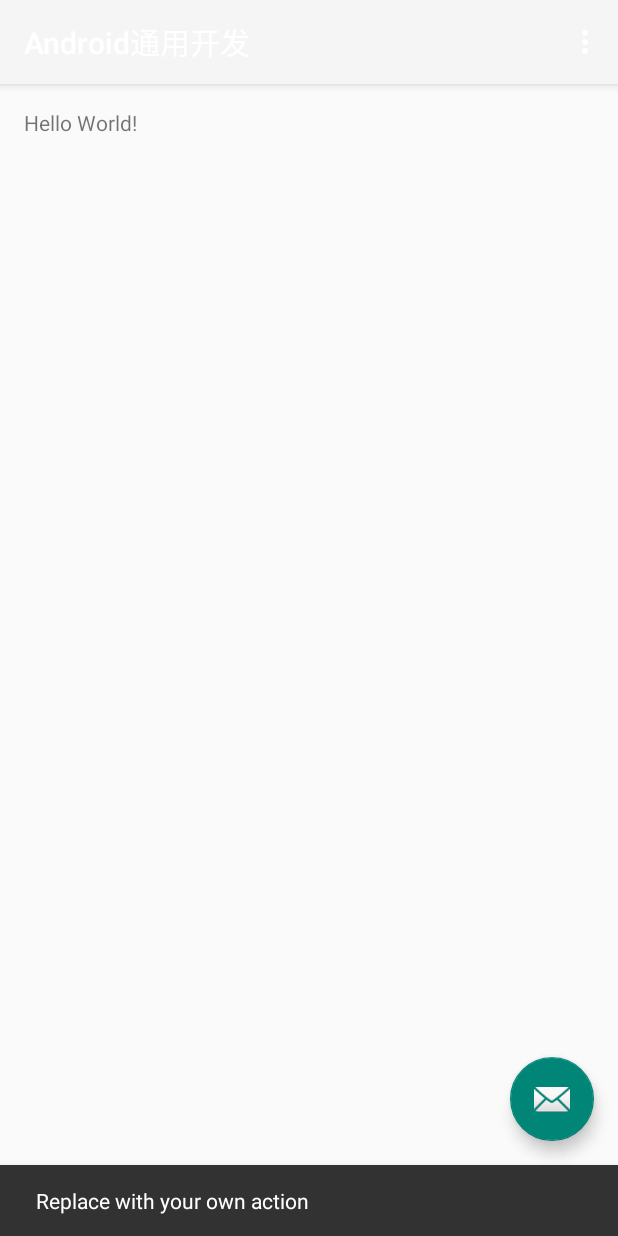
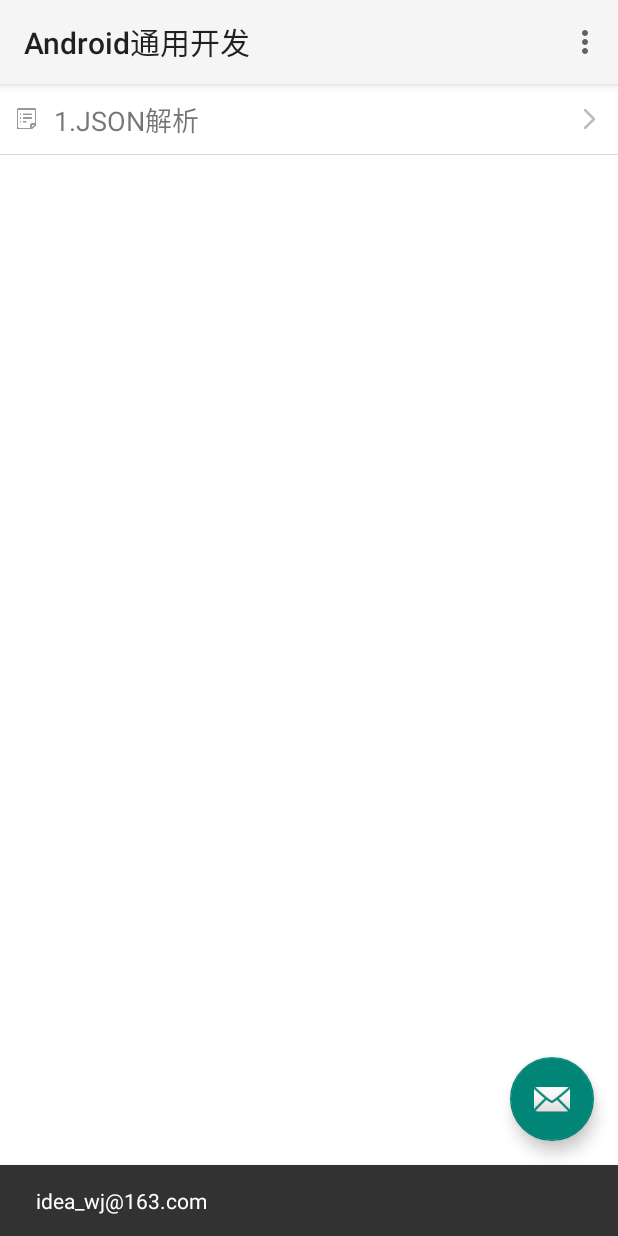
Before and after one commit to bitxx/android-common-library, an Android app: the screen it shows after launch (MainActivity), after a tap on an icon or button, on a phone screen of 412 x 824 dp. Run offline under Robolectric (Android 15) with nearby library versions, the phone set to English and light mode, and no system bars.

Commit message:
Library_wj基础完善

```diff
--- /dev/null
+++ b/app/src/main/java/com/wj/demo/common/Constants.java
@@ -0,0 +1,17 @@
+package com.wj.demo.common;
+
+import android.content.ClipData;
+
+import com.wj.demo.domain.Item;
+
+import java.util.ArrayList;
+
+/**
+ * Created by idea_wj on 2016/6/1.
+ * @version 1.0
+ * 静态常量
+ */
+public class Constants extends com.wj.library.common.Constants {
+
+
+}
--- /dev/null
+++ b/app/src/main/java/com/wj/demo/domain/Item.java
@@ -0,0 +1,19 @@
+package com.wj.demo.domain;
+
+import com.wj.library.domain.Entity;
+
+/**
+ * Created by wuj on 2016/6/1.
+ */
+public class Item extends Entity {
+    private String name;
+
+
+    public String getName() {
+        return name;
+    }
+
+    public void setName(String name) {
+        this.name = name;
+    }
+}
--- a/app/src/main/java/com/wj/demo/ui/activity/MainActivity.java
+++ b/app/src/main/java/com/wj/demo/ui/activity/MainActivity.java
@@ -3,20 +3,49 @@
 import android.os.Bundle;
 import android.support.design.widget.FloatingActionButton;
 import android.support.design.widget.Snackbar;
-import android.support.v7.app.AppCompatActivity;
+import android.support.v7.widget.LinearLayoutManager;
+import android.support.v7.widget.RecyclerView;
 import android.support.v7.widget.Toolbar;
+import android.util.Log;
 import android.view.View;
 import android.view.Menu;
 import android.view.MenuItem;
 
 import com.wj.demo.R;
+import com.wj.demo.domain.Item;
+import com.wj.demo.ui.adapter.AdapterRecyclerItem;
+import com.wj.demo.ui.base.BaseActivity;
 
-public class MainActivity extends AppCompatActivity {
+import java.util.ArrayList;
+
+public class MainActivity extends BaseActivity {
+    private static String TAG = MainActivity.class.getName();
+
+    private RecyclerView rvItem;
+    private AdapterRecyclerItem adapterRecyclerItem;
+    private ArrayList<Item> items;
 
     @Override
     protected void onCreate(Bundle savedInstanceState) {
         super.onCreate(savedInstanceState);
         setContentView(R.layout.activity_main);
+        initData();
+        initView();
+    }
+
+    @Override
+    protected void initView() {
+        super.initView();
+        rvItem = (RecyclerView)findViewById(R.id.rv_item);
+
+        Log.e(TAG,items.size()+"");
+        //地址动态添加
+        adapterRecyclerItem = new AdapterRecyclerItem(this, items);
+        LinearLayoutManager linearLayoutManager = new LinearLayoutManager(this);
+        linearLayoutManager.setOrientation(LinearLayoutManager.VERTICAL);
+        rvItem.setLayoutManager(linearLayoutManager);
+        rvItem.setAdapter(adapterRecyclerItem);
+
         Toolbar toolbar = (Toolbar) findViewById(R.id.toolbar);
         setSupportActionBar(toolbar);
 
@@ -24,10 +53,20 @@
         fab.setOnClickListener(new View.OnClickListener() {
             @Override
             public void onClick(View view) {
-                Snackbar.make(view, "Replace with your own action", Snackbar.LENGTH_LONG)
+                Snackbar.make(view, "idea_wj@163.com", Snackbar.LENGTH_LONG)
                         .setAction("Action", null).show();
             }
         });
+    }
+
+    @Override
+    protected void initData() {
+        super.initData();
+        items = new ArrayList<>();
+        Item item1 = new Item();
+        item1.setName("1.JSON解析");
+        items.add(item1);
+
     }
 
     @Override
--- /dev/null
+++ b/app/src/main/java/com/wj/demo/ui/adapter/AdapterRecyclerItem.java
@@ -0,0 +1,46 @@
+package com.wj.demo.ui.adapter;
+
+import android.content.Context;
+import android.support.v7.widget.RecyclerView;
+import android.view.LayoutInflater;
+import android.view.View;
+import android.view.ViewGroup;
+
+import com.wj.demo.R;
+import com.wj.demo.domain.Item;
+
+import java.util.ArrayList;
+
+/**
+ * 适配器
+ * Created by wuj on 2016/6/1.
+ * @version 1.0
+ */
+public class AdapterRecyclerItem extends RecyclerView.Adapter<ViewHolderItem> {
+
+    private Context context;
+    private ArrayList<Item> items;
+
+    public AdapterRecyclerItem(Context context, ArrayList<Item> items){
+        this.context = context;
+        this.items = items;
+    }
+
+
+    @Override
+    public ViewHolderItem onCreateViewHolder(ViewGroup parent, int viewType) {
+        View v = LayoutInflater.from(parent.getContext()).inflate(R.layout.item_rv_item, parent, false);
+        return new ViewHolderItem(v, context);
+    }
+
+    @Override
+    public void onBindViewHolder(ViewHolderItem holder, int position) {
+        holder.bindItem(items,position);
+
+    }
+
+    @Override
+    public int getItemCount() {
+        return items.size();
+    }
+}
--- /dev/null
+++ b/app/src/main/java/com/wj/demo/ui/adapter/ViewHolderItem.java
@@ -0,0 +1,51 @@
+package com.wj.demo.ui.adapter;
+
+import android.content.Context;
+import android.support.v7.widget.RecyclerView;
+import android.view.View;
+import android.widget.LinearLayout;
+import android.widget.RelativeLayout;
+import android.widget.TextView;
+
+import com.wj.demo.R;
+import com.wj.demo.domain.Item;
+import com.wj.library.listener.MyOnClickListener;
+
+import java.util.ArrayList;
+
+/**
+ * 创建列表项
+ * Created by wuj on 2016/6/1.
+ * @version 1.0
+ */
+public class ViewHolderItem extends RecyclerView.ViewHolder {
+
+    private static final String TAG = ViewHolderItem.class.getName();
+    private Context context;
+    private View view;
+    private RelativeLayout rlItem;
+    private TextView tvName;
+
+    public ViewHolderItem(View itemView,Context context) {
+        super(itemView);
+        this.view = itemView;
+        this.context = context;
+        rlItem = (RelativeLayout)view.findViewById(R.id.rl_item);
+        tvName = (TextView)view.findViewById(R.id.tv_name);
+    }
+
+    /**
+     * 将数据绑定到item
+     */
+    public void bindItem(ArrayList<Item> items,int position){
+        Item item = items.get(position);
+        tvName.setText(item.getName());
+        rlItem.setOnClickListener(new MyOnClickListener(){
+
+            @Override
+            public void myOnClick(View view) {
+
+            }
+        });
+    }
+}
--- /dev/null
+++ b/app/src/main/res/drawable/item_select.xml
@@ -0,0 +1,9 @@
+<?xml version="1.0" encoding="utf-8"?>
+<selector xmlns:android="http://schemas.android.com/apk/res/android">
+
+    <item android:state_pressed="true" android:drawable="@color/lightgray"/>
+    <item android:state_checked="true" android:drawable="@color/lightgray"/>
+    <item android:state_selected="true" android:drawable="@color/lightgray"/>
+    <item android:drawable="@color/white"/>
+
+</selector>
--- a/app/src/main/res/layout/activity_main.xml
+++ b/app/src/main/res/layout/activity_main.xml
@@ -1,14 +1,12 @@
 <?xml version="1.0" encoding="utf-8"?>
 <android.support.design.widget.CoordinatorLayout xmlns:android="http://schemas.android.com/apk/res/android"
     xmlns:app="http://schemas.android.com/apk/res-auto"
-    android:layout_width="match_parent"
-    android:layout_height="match_parent"
-    android:fitsSystemWindows="true">
+    style="@style/total_layout">
 
     <android.support.design.widget.AppBarLayout
         android:layout_width="match_parent"
         android:layout_height="wrap_content"
-        android:theme="@style/AppTheme.AppBarOverlay">
+        style="@style/AppTheme.AppBarOverlay">
 
         <android.support.v7.widget.Toolbar
             android:id="@+id/toolbar"
--- a/app/src/main/res/layout/content_main.xml
+++ b/app/src/main/res/layout/content_main.xml
@@ -2,18 +2,16 @@
 <RelativeLayout xmlns:android="http://schemas.android.com/apk/res/android"
     xmlns:app="http://schemas.android.com/apk/res-auto"
     xmlns:tools="http://schemas.android.com/tools"
-    android:layout_width="match_parent"
-    android:layout_height="match_parent"
+    style="@style/total_layout"
     android:paddingBottom="@dimen/activity_vertical_margin"
     android:paddingLeft="@dimen/activity_horizontal_margin"
     android:paddingRight="@dimen/activity_horizontal_margin"
     android:paddingTop="@dimen/activity_vertical_margin"
     app:layout_behavior="@string/appbar_scrolling_view_behavior"
-    tools:context=".demo.MainActivity"
     tools:showIn="@layout/activity_main">
 
-    <TextView
-        android:layout_width="wrap_content"
-        android:layout_height="wrap_content"
-        android:text="Hello World!" />
+    <android.support.v7.widget.RecyclerView
+        android:id="@+id/rv_item"
+        android:layout_width="match_parent"
+        android:layout_height="wrap_content" />
 </RelativeLayout>
--- /dev/null
+++ b/app/src/main/res/layout/item_rv_item.xml
@@ -0,0 +1,27 @@
+<?xml version="1.0" encoding="utf-8"?>
+
+
+<RelativeLayout xmlns:android="http://schemas.android.com/apk/res/android"
+    android:id="@+id/rl_item"
+    style="@style/ll_common_item"
+    android:layout_height="wrap_content"
+    android:paddingLeft="0dp">
+
+    <TextView
+        android:text="阿发"
+        android:id="@+id/tv_name"
+        style="@style/tv_common"
+        android:layout_height="wrap_content"
+        android:drawableLeft="@mipmap/me_icon_dingdan" />
+
+    <TextView
+        android:layout_centerVertical="true"
+        android:layout_width="wrap_content"
+        android:layout_alignParentRight="true"
+        android:layout_height="wrap_content"
+        style="@style/tv_detail" />
+    <View
+        android:layout_alignBottom="@+id/tv_name"
+        style="@style/line"
+        />
+</RelativeLayout>
--- a/app/src/main/res/values/colors.xml
+++ b/app/src/main/res/values/colors.xml
@@ -5,4 +5,5 @@
     <color name="colorAccent">#FF4081</color>
 
     <color name="main_color_day">#ffffff</color> <!--全局白天背景-->
+    <color name="line">#d7d7d7</color> <!--分割线-->
 </resources>
--- a/app/src/main/res/values/weigetstyle.xml
+++ b/app/src/main/res/values/weigetstyle.xml
@@ -8,4 +8,49 @@
         <item name="android:fitsSystemWindows">true</item>
         <!--  <item name="android:clipToPadding">true</item>-->
     </style>
+
+    <!--textview 公共布局-->
+    <style name="tv_common">
+        <item name="android:drawablePadding">10dp</item>
+        <item name="android:paddingTop">10dp</item>
+        <item name="android:paddingBottom">10dp</item>
+        <item name="android:layout_width">wrap_content</item>
+        <item name="android:layout_height">wrap_content</item>
+        <item name="android:textSize">18dp</item>
+        <item name="android:gravity">center_vertical</item>
+        <item name="android:paddingLeft">10dp</item>
+        <item name="android:paddingRight">10dp</item>
+    </style>
+
+    <!--公共的item的风格-->
+    <style name="ll_common_item">
+        <item name="android:layout_width">match_parent</item>
+        <item name="android:layout_height">wrap_content</item>
+        <item name="android:orientation">horizontal</item>
+        <item name="android:background">@drawable/item_select</item>
+
+        <item name="android:paddingLeft">15dp</item>
+        <item name="android:layout_marginBottom">1dp</item>
+    </style>
+
+    <!--右侧详情箭头-->
+    <style name="tv_detail">
+        <item name="android:textColor">@color/gray</item>
+        <item name="android:layout_width">match_parent</item>
+        <item name="android:layout_height">match_parent</item>
+        <item name="android:gravity">right|center_vertical</item>
+        <item name="android:paddingRight">10dp</item>
+        <item name="android:textSize">14dp</item>
+        <item name="android:textColorHint">@color/lightgray</item>
+        <item name="android:drawableRight">@mipmap/contents_arrow</item>
+    </style>
+
+    <!-- 分割线 -->
+    <style name="line">
+        <item name="android:layout_width">match_parent</item>
+        <item name="android:layout_height">1px</item>
+        <item name="android:background">@color/line</item>
+    </style>
+
+
 </resources>
--- a/library_wj/src/main/java/com/wj/library/domain/Item.java
+++ /dev/null
@@ -1,7 +0,0 @@
-package com.wj.library.domain;
-
-/**
- * Created by wuj on 2016/6/1.
- */
-public class Item {
-}
--- a/library_wj/src/main/java/com/wj/library/listener/MyOnClickListener.java
+++ b/library_wj/src/main/java/com/wj/library/listener/MyOnClickListener.java
@@ -12,24 +12,23 @@
  * @author idea_wj 2016-01-21
  * 防止普通点击事件重复执行
  */
-public class MyOnClickListener implements View.OnClickListener {
+public abstract class MyOnClickListener implements View.OnClickListener {
     public static final int MIN_CLICK_DELAY_TIME = 500;
     private long lastClickTime = 0;
     private InputMethodManager imm; //输入法控制
 
 
-    public void myOnClick(View view) {
-        imm = (InputMethodManager)view.getContext().getSystemService(Context.INPUT_METHOD_SERVICE);
-        if(imm!=null&&imm.isActive())
-            imm.hideSoftInputFromWindow(view.getWindowToken(), 0);
-
-    }
+    abstract public void myOnClick(View view);
 
     @Override
     public void onClick(View v) {
-
         long currentTime = Calendar.getInstance().getTimeInMillis();
         if (currentTime - lastClickTime > MIN_CLICK_DELAY_TIME) {
+
+            imm = (InputMethodManager)v.getContext().getSystemService(Context.INPUT_METHOD_SERVICE);
+            if(imm!=null&&imm.isActive())
+                imm.hideSoftInputFromWindow(v.getWindowToken(), 0);
+
             lastClickTime = currentTime;
             myOnClick(v);  //若大于延时,则执行业务
         }
```
Also changed, not shown: app/src/main/res/mipmap-hdpi/contents_arrow.png (added), app/src/main/res/mipmap-xxhdpi/me_icon_dingdan.png (added).
